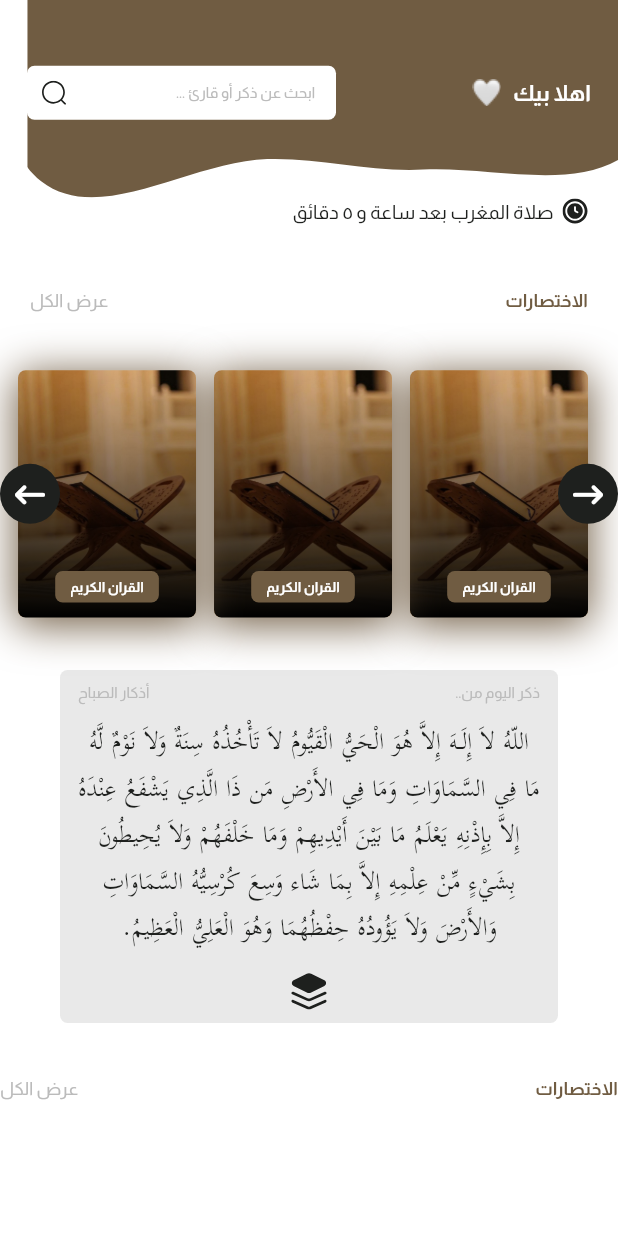
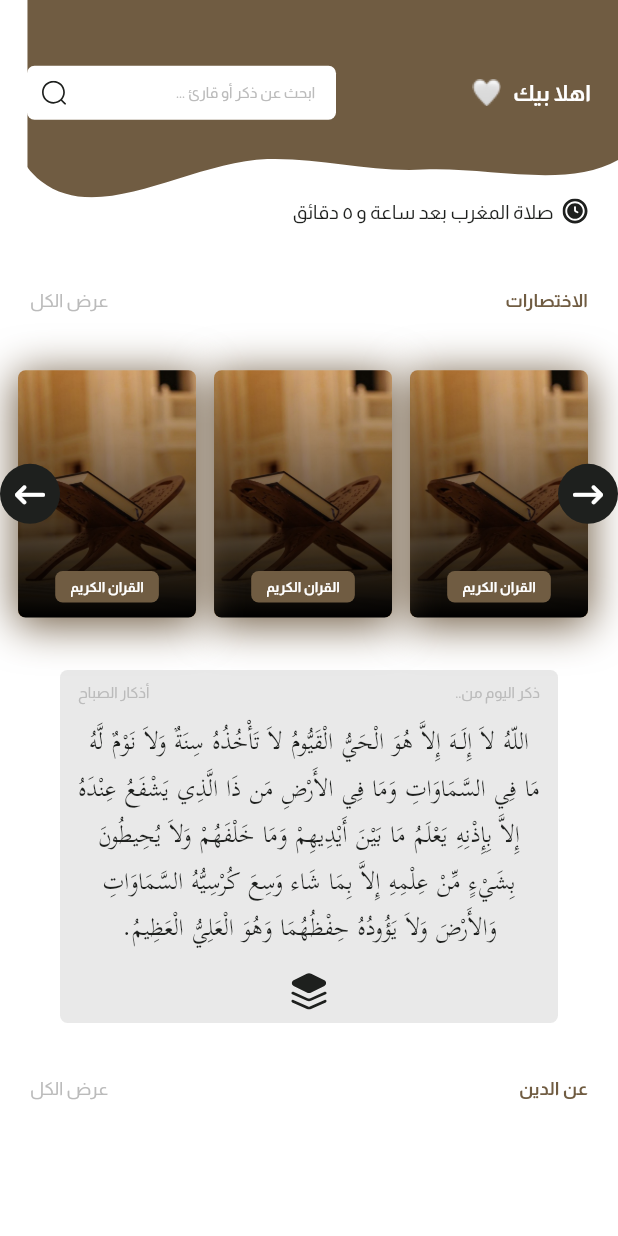
Before and after one commit to gelkomyy/fazakir, a Flutter app: the HomeView screen opened by its route, on a phone screen of 412 x 824 dp. Run offline on Flutter 3.47's test engine with Material 3 defaults, Android fonts, the phone set to English and light mode, and no system bars; our stand-ins replace flutter_svg, font_awesome_flutter, get_it, shared_preferences; accounts and stored records are empty.

Commit message:
Add About Religion Section to Home View
This commit introduces a new section titled "About Religion" to the home view of the application. The section is implemented as a new widget, `AboutReligionColumn`, which is included in the `home_view_body.dart` file. The widget displays a label with a "Show More" option, localized for both English and Arabic languages.

The commit includes the following changes:
1. Creation of the `AboutReligionColumn` widget in `about_religion_column.dart`.
2. Integration of the `AboutReligionColumn` into the `home_view_body.dart` to display the new section.
3. Updates to the localization files (`messages_ar.dart`, `messages_en.dart`, `l10n/intl_ar.arb`, `l10n/intl_en.arb`) to include the new "About Religion" string.
4. Adjustments to the `home_view_body.dart` to ensure the new section fits seamlessly within the existing layout.

This addition enhances the home view by providing users with easy access to information about the religion, contributing to the app's educational and informative purpose.

```diff
--- /dev/null
+++ b/lib/Features/home/presentation/views/widgets/about_religion_column.dart
@@ -0,0 +1,29 @@
+import 'package:fazakir/core/widgets/row_label_with_show_more.dart';
+import 'package:fazakir/generated/l10n.dart';
+import 'package:flutter/material.dart';
+
+class AboutReligionColumn extends StatelessWidget {
+  const AboutReligionColumn({
+    super.key,
+  });
+
+  @override
+  Widget build(BuildContext context) {
+    final S txt = S.of(context);
+    return Padding(
+      padding: const EdgeInsets.symmetric(horizontal: 20),
+      child: Column(
+        mainAxisSize: MainAxisSize.min,
+        crossAxisAlignment: CrossAxisAlignment.start,
+        children: [
+          RowLabelWithShowMore(
+            labelText: txt.about_religion,
+          ),
+          const SizedBox(
+            height: 38,
+          ),
+        ],
+      ),
+    );
+  }
+}
--- a/lib/Features/home/presentation/views/widgets/home_view_body.dart
+++ b/lib/Features/home/presentation/views/widgets/home_view_body.dart
@@ -1,3 +1,4 @@
+import 'package:fazakir/Features/home/presentation/views/widgets/about_religion_column.dart';
 import 'package:fazakir/Features/home/presentation/views/widgets/container_zikr_of_the_day.dart';
 import 'package:fazakir/Features/home/presentation/views/widgets/home_view_body_header.dart';
 import 'package:fazakir/Features/home/presentation/views/widgets/short_cut_items_list_view.dart';
@@ -14,7 +15,8 @@ class HomeViewBody extends StatelessWidget {
   @override
   Widget build(BuildContext context) {
     final S txt = S.of(context);
-    return Column(
+    return SingleChildScrollView(
+      child: Column(
         crossAxisAlignment: CrossAxisAlignment.stretch,
         mainAxisSize: MainAxisSize.min,
         children: [
@@ -55,10 +57,9 @@ class HomeViewBody extends StatelessWidget {
           const SizedBox(height: 35),
           const ContainerZikrOfTheDay(),
           const SizedBox(height: 35),
-        RowLabelWithShowMore(
-          labelText: txt.shortcuts,
+          const AboutReligionColumn(),
+        ],
       ),
-      ],
     );
   }
 }
--- a/lib/l10n/intl_ar.arb
+++ b/lib/l10n/intl_ar.arb
@@ -7,5 +7,6 @@
     "welcome": "اهلا بيك",
     "search_mention_or_reciter": "ابحث عن ذكر أو قارئ ...",
     "shortcuts": "الاختصارات",
-    "mention_of_the_day": "ذكر اليوم من.."
+    "mention_of_the_day": "ذكر اليوم من..",
+    "about_religion": "عن الدين"
 }
--- a/lib/l10n/intl_en.arb
+++ b/lib/l10n/intl_en.arb
@@ -7,5 +7,6 @@
     "welcome": "Welcome",
     "search_mention_or_reciter": "Search for a mention or reciter...",
     "shortcuts": "Shortcuts",
-    "mention_of_the_day": "Mention of the Day from.."
+    "mention_of_the_day": "Mention of the Day from..",
+    "about_religion": "About Religion"
 }
```
Also changed, not shown: lib/generated/intl/messages_ar.dart, lib/generated/intl/messages_en.dart, lib/generated/l10n.dart. Lines whose indentation alone changed are shown as unchanged.
